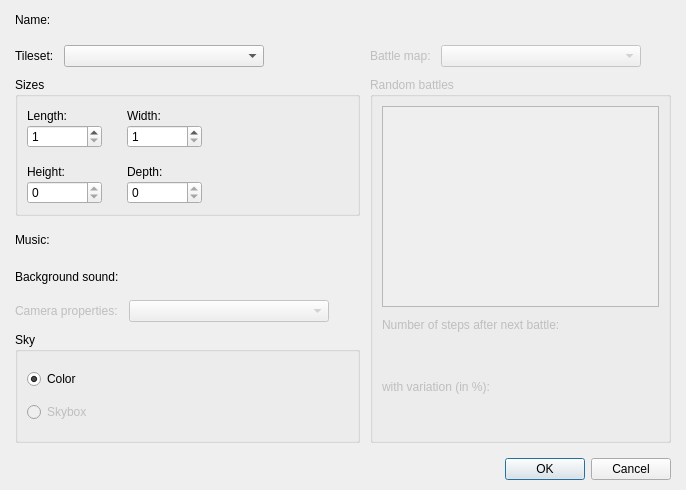
Above: Editor/Dialogs/dialogmapproperties.ui from RPG-Paper-Maker/RPG-Paper-Maker before the change. Below: the same form after it.
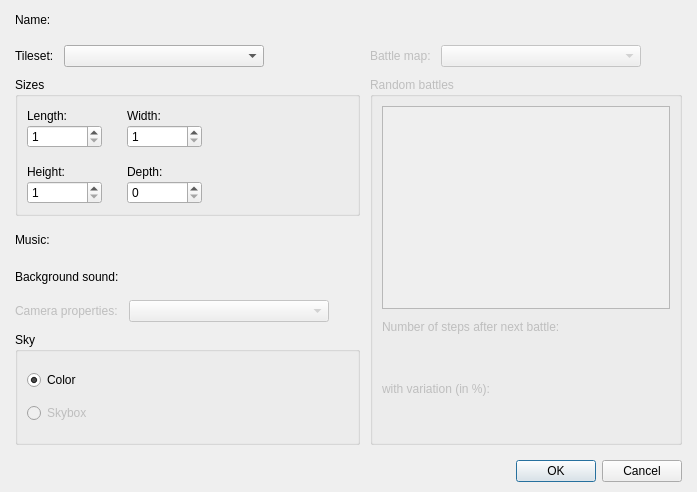
That is the form after the change. Custom widgets are drawn as their Qt base class.

Commit message: [WIP] Y axis: map properties change height / depth + move portions

```diff
--- a/Editor/Dialogs/dialogmapproperties.ui
+++ b/Editor/Dialogs/dialogmapproperties.ui
@@ -6,8 +6,8 @@
    <rect>
     <x>0</x>
     <y>0</y>
-    <width>686</width>
-    <height>490</height>
+    <width>697</width>
+    <height>492</height>
    </rect>
   </property>
   <property name="windowTitle">
@@ -241,10 +241,10 @@
                    </size>
                   </property>
                   <property name="minimum">
-                   <number>0</number>
+                   <number>1</number>
                   </property>
                   <property name="maximum">
-                   <number>0</number>
+                   <number>5000</number>
                   </property>
                  </widget>
                 </item>
@@ -274,7 +274,7 @@
                    </size>
                   </property>
                   <property name="maximum">
-                   <number>0</number>
+                   <number>5000</number>
                   </property>
                  </widget>
                 </item>
```
The commit also changes 13 other files.
